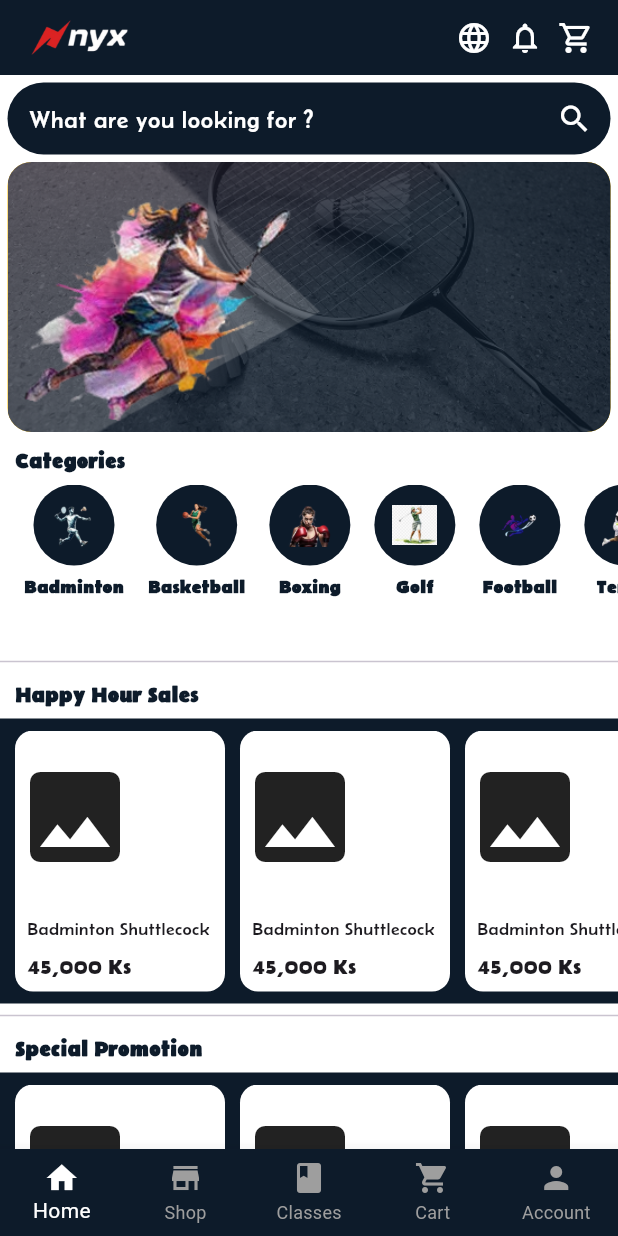
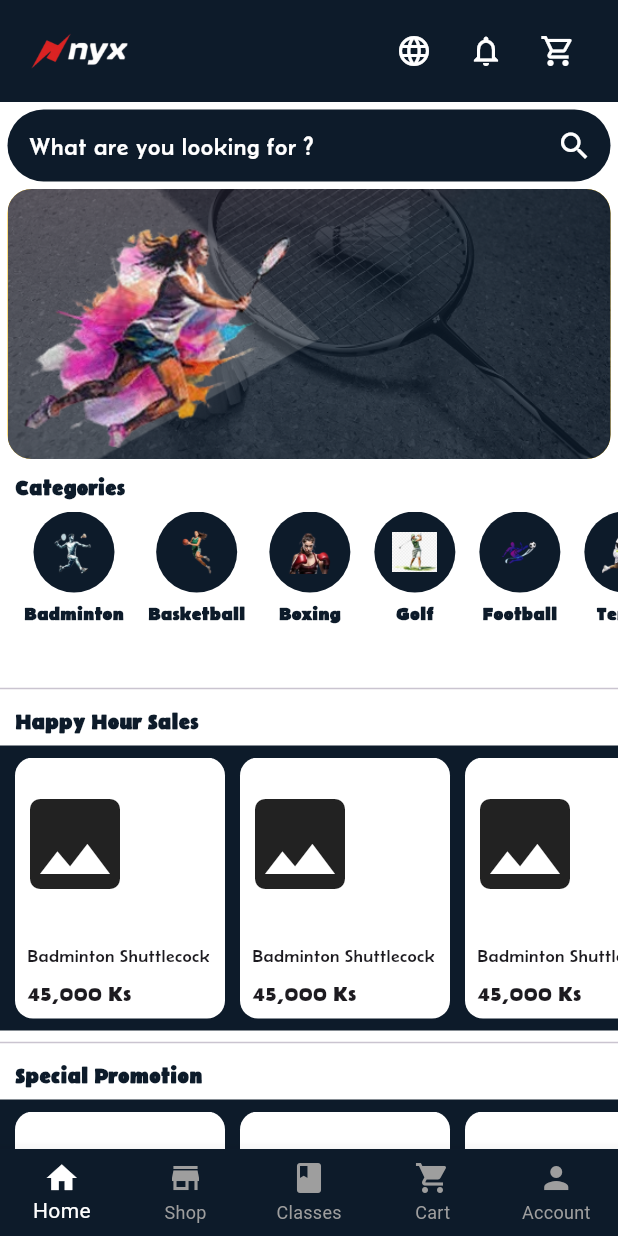
Before and after one commit to JhunJhun2003/nyx_app, a Flutter app: the screen it shows after launch, on a phone screen of 412 x 824 dp. Run offline on Flutter 3.47's test engine with Material 3 defaults, Android fonts, the phone set to English and light mode, and no system bars; our stand-ins replace font_awesome_flutter, sqflite; accounts and stored records are empty.

Commit message:
20260406

```diff
--- a/lib/pages/detailsPages/dashboard.dart
+++ b/lib/pages/detailsPages/dashboard.dart
@@ -51,13 +51,11 @@ class DashBoard extends StatelessWidget {
               fit: BoxFit.contain,
             ),
           ),
-          const Row(
+          Row(
             children: [
-              Icon(Icons.language, color: Colors.white),
-              SizedBox(width: 10),
-              Icon(Icons.notifications_none, color: Colors.white),
-              SizedBox(width: 10),
-              Icon(Icons.shopping_cart_outlined, color: Colors.white),
+              IconButton(onPressed: (){}, icon: Icon(Icons.language, color: Colors.white,)),
+              IconButton(onPressed: (){}, icon: Icon(Icons.notifications_none, color: Colors.white,)),
+              IconButton(onPressed: (){}, icon: Icon(Icons.shopping_cart_outlined, color: Colors.white,)),
             ],
           )
         ],
```
Also changed, not shown: lib/pages/detailsPages/account.dart (+4 -6 lines), lib/pages/detailsPages/cart.dart (+4 -6 lines), lib/pages/detailsPages/classes.dart (+4 -6 lines), lib/pages/detailsPages/shop.dart (+35 -7 lines).
